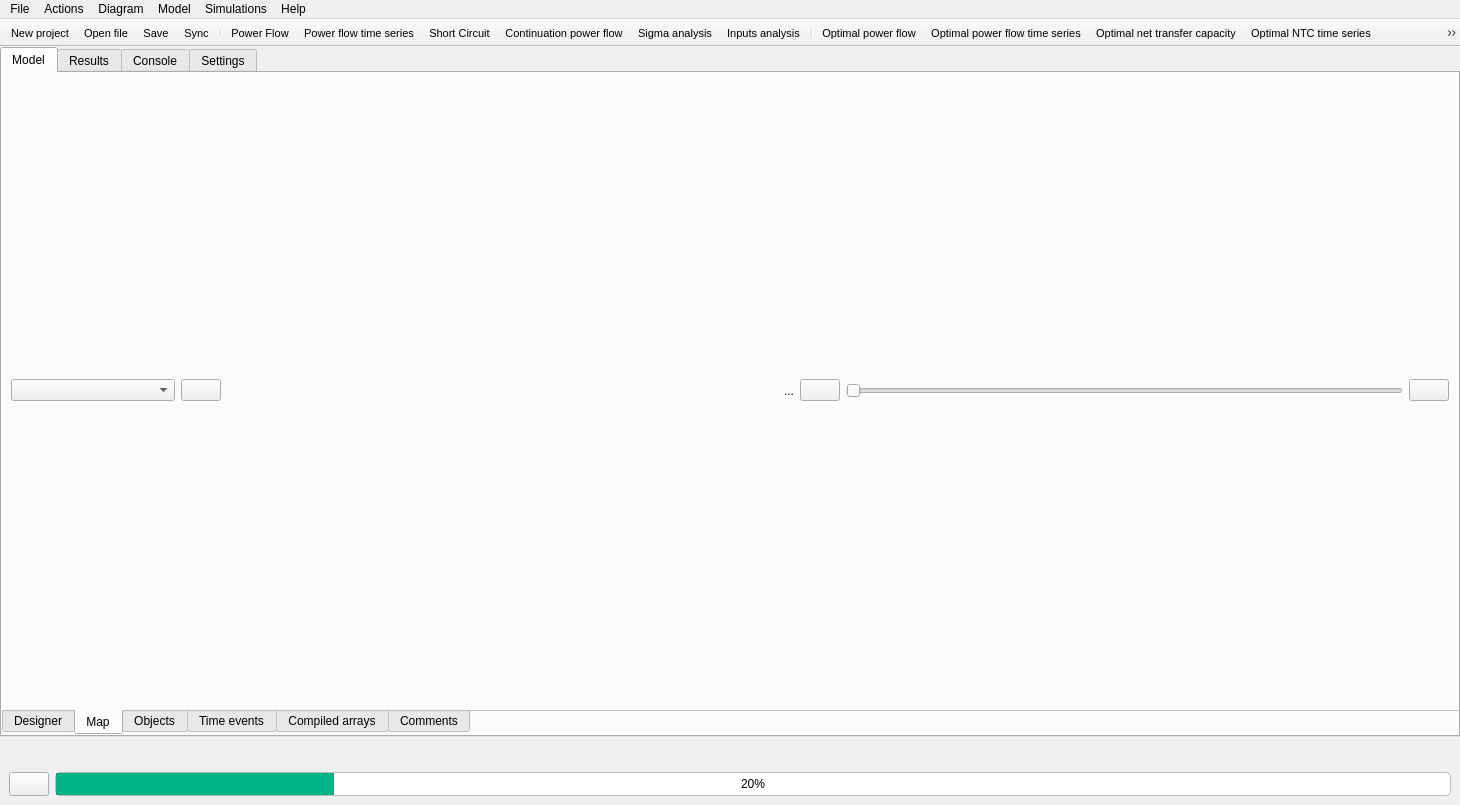
This is src/GridCal/Gui/Main/MainWindow.ui in SanPen/GridCal as Qt 5 draws it before an edit. The edited form follows.
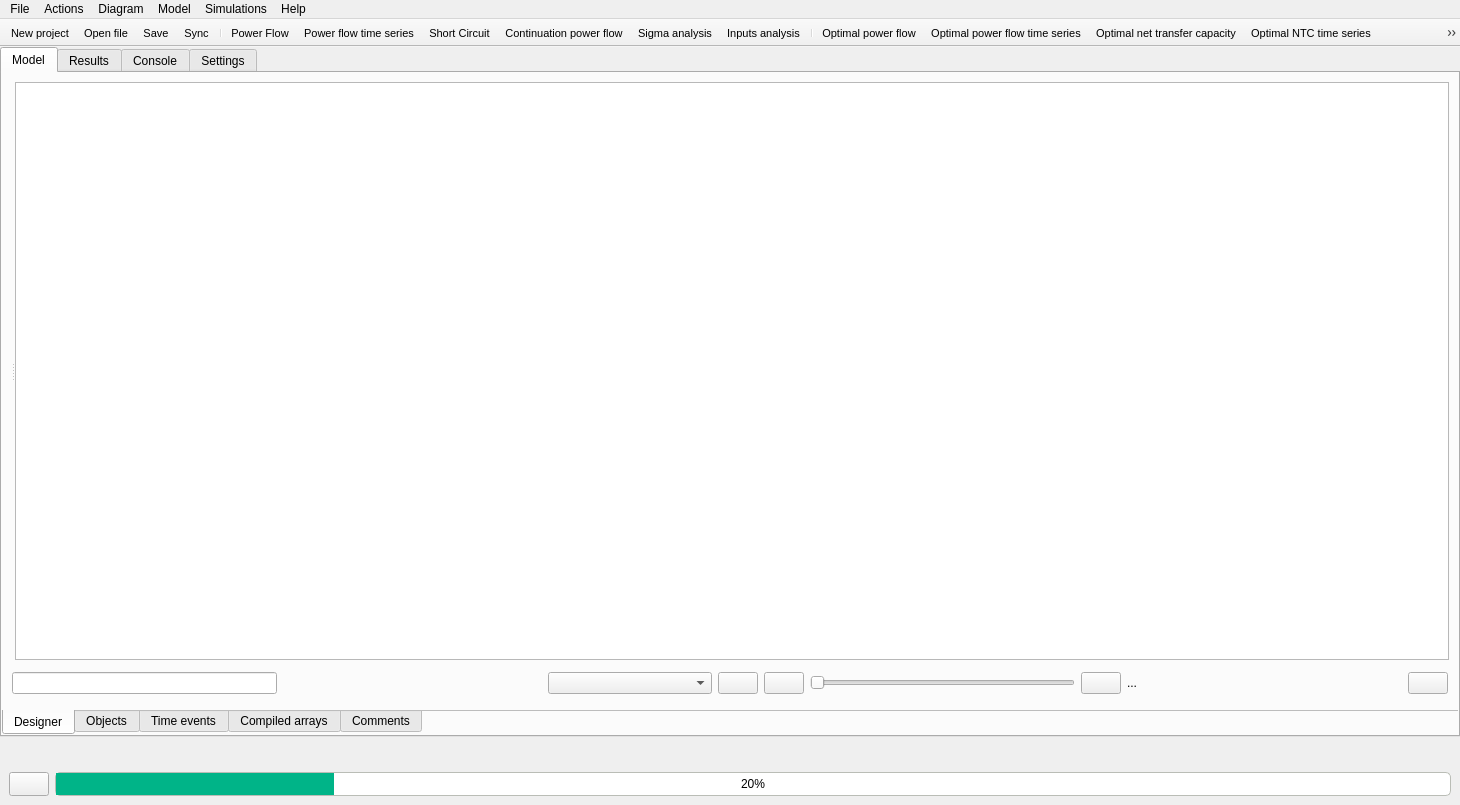
This is the edited form. The open tabs and pages were chosen to show the change. Icons and pictures are not drawn.

Commit message: Implemented the base decoupling of diagrams

```diff
--- a/src/GridCal/Gui/Main/MainWindow.ui
+++ b/src/GridCal/Gui/Main/MainWindow.ui
@@ -225,33 +225,7 @@
                   <property name="bottomMargin">
                    <number>1</number>
                   </property>
-                  <item row="1" column="4">
-                   <spacer name="horizontalSpacer_19">
-                    <property name="orientation">
-                     <enum>Qt::Horizontal</enum>
-                    </property>
-                    <property name="sizeHint" stdset="0">
-                     <size>
-                      <width>40</width>
-                      <height>20</height>
-                     </size>
-                    </property>
-                   </spacer>
-                  </item>
-                  <item row="1" column="1">
-                   <widget class="QComboBox" name="available_results_to_color_comboBox">
-                    <property name="minimumSize">
-                     <size>
-                      <width>164</width>
-                      <height>0</height>
-                     </size>
-                    </property>
-                    <property name="toolTip">
-                     <string>Available results</string>
-                    </property>
-                   </widget>
-                  </item>
-                  <item row="1" column="8">
+                  <item row="1" column="9">
                    <widget class="QPushButton" name="view_next_simulation_step_pushButton">
                     <property name="toolTip">
                      <string>Next</string>
@@ -265,14 +239,28 @@
                     </property>
                    </widget>
                   </item>
-                  <item row="1" column="7">
+                  <item row="1" column="8">
                    <widget class="QSlider" name="simulation_results_step_slider">
                     <property name="orientation">
                      <enum>Qt::Horizontal</enum>
                     </property>
                    </widget>
                   </item>
-                  <item row="1" column="3">
+                  <item row="1" column="12">
+                   <widget class="QPushButton" name="remove_diagram_button">
+                    <property name="toolTip">
+                     <string>Remove diagram</string>
+                    </property>
+                    <property name="text">
+                     <string/>
+                    </property>
+                    <property name="icon">
+                     <iconset resource="icons.qrc">
+                      <normaloff>:/Icons/icons/minus.svg</normaloff>:/Icons/icons/minus.svg</iconset>
+                    </property>
+                   </widget>
+                  </item>
+                  <item row="1" column="4">
                    <widget class="QPushButton" name="colour_results_pushButton">
                     <property name="toolTip">
                      <string>Color the grid with the selected study</string>
@@ -286,14 +274,20 @@
                     </property>
                    </widget>
                   </item>
-                  <item row="1" column="5">
-                   <widget class="QLabel" name="schematic_step_label">
-                    <property name="text">
-                     <string>...</string>
+                  <item row="1" column="2">
+                   <widget class="QComboBox" name="available_results_to_color_comboBox">
+                    <property name="minimumSize">
+                     <size>
+                      <width>164</width>
+                      <height>0</height>
+                     </size>
+                    </property>
+                    <property name="toolTip">
+                     <string>Available results</string>
                     </property>
                    </widget>
                   </item>
-                  <item row="1" column="9">
+                  <item row="1" column="11">
                    <spacer name="horizontalSpacer_2">
                     <property name="orientation">
                      <enum>Qt::Horizontal</enum>
@@ -306,7 +300,14 @@
                     </property>
                    </spacer>
                   </item>
-                  <item row="1" column="6">
+                  <item row="1" column="10">
+                   <widget class="QLabel" name="schematic_step_label">
+                    <property name="text">
+                     <string>...</string>
+                    </property>
+                   </widget>
+                  </item>
+                  <item row="1" column="7">
                    <widget class="QPushButton" name="view_previous_simulation_step_pushButton">
                     <property name="toolTip">
                      <string>Previous</string>
@@ -320,144 +321,27 @@
                     </property>
                    </widget>
                   </item>
-                  <item row="1" column="10">
-                   <widget class="QPushButton" name="remove_diagram_button">
-                    <property name="toolTip">
-                     <string>Remove diagram</string>
-                    </property>
-                    <property name="text">
-                     <string/>
-                    </property>
-                    <property name="icon">
-                     <iconset resource="icons.qrc">
-                      <normaloff>:/Icons/icons/minus.svg</normaloff>:/Icons/icons/minus.svg</iconset>
-                    </property>
-                   </widget>
-                  </item>
-                 </layout>
-                </widget>
-               </item>
-              </layout>
-             </widget>
-            </item>
-           </layout>
-          </widget>
-          <widget class="QWidget" name="MapTab">
-           <attribute name="icon">
-            <iconset resource="icons.qrc">
-             <normaloff>:/Icons/icons/map.svg</normaloff>:/Icons/icons/map.svg</iconset>
-           </attribute>
-           <attribute name="title">
-            <string>Map</string>
-           </attribute>
-           <layout class="QVBoxLayout" name="verticalLayout_35">
-            <item>
-             <layout class="QHBoxLayout" name="map_layout"/>
-            </item>
-            <item>
-             <widget class="QFrame" name="frame_69">
-              <property name="minimumSize">
-               <size>
-                <width>0</width>
-                <height>25</height>
-               </size>
-              </property>
-              <property name="maximumSize">
-               <size>
-                <width>16777215</width>
-                <height>25</height>
-               </size>
-              </property>
-              <property name="frameShape">
-               <enum>QFrame::NoFrame</enum>
-              </property>
-              <property name="frameShadow">
-               <enum>QFrame::Plain</enum>
-              </property>
-              <layout class="QHBoxLayout" name="horizontalLayout_35">
-               <property name="leftMargin">
-                <number>0</number>
-               </property>
-               <property name="topMargin">
-                <number>0</number>
-               </property>
-               <property name="rightMargin">
-                <number>0</number>
-               </property>
-               <property name="bottomMargin">
-                <number>0</number>
-               </property>
-               <item>
-                <widget class="QComboBox" name="available_results_to_color_map_comboBox">
-                 <property name="minimumSize">
-                  <size>
-                   <width>164</width>
-                   <height>0</height>
-                  </size>
-                 </property>
-                 <property name="toolTip">
-                  <string>Available results</string>
-                 </property>
-                </widget>
-               </item>
-               <item>
-                <widget class="QPushButton" name="draw_map_button">
-                 <property name="text">
-                  <string/>
-                 </property>
-                 <property name="icon">
-                  <iconset resource="icons.qrc">
-                   <normaloff>:/Icons/icons/show_color_controls.svg</normaloff>:/Icons/icons/show_color_controls.svg</iconset>
-                 </property>
-                </widget>
-               </item>
-               <item>
-                <spacer name="horizontalSpacer_25">
+                  <item row="1" column="1">
+                   <spacer name="horizontalSpacer_19">
                  <property name="orientation">
                   <enum>Qt::Horizontal</enum>
                  </property>
                  <property name="sizeHint" stdset="0">
                   <size>
-                   <width>472</width>
+                      <width>40</width>
                    <height>20</height>
                   </size>
                  </property>
                 </spacer>
                </item>
-               <item>
-                <widget class="QLabel" name="map_time_label">
-                 <property name="text">
-                  <string>...</string>
+                  <item row="1" column="0">
+                   <widget class="QLineEdit" name="grid_name_line_edit">
+                    <property name="toolTip">
+                     <string>Name of the grid model</string>
                  </property>
                 </widget>
                </item>
-               <item>
-                <widget class="QPushButton" name="view_previous_simulation_step_map_pushButton">
-                 <property name="text">
-                  <string/>
-                 </property>
-                 <property name="icon">
-                  <iconset resource="icons.qrc">
-                   <normaloff>:/Icons/icons/prev.svg</normaloff>:/Icons/icons/prev.svg</iconset>
-                 </property>
-                </widget>
-               </item>
-               <item>
-                <widget class="QSlider" name="map_time_horizontalSlider">
-                 <property name="orientation">
-                  <enum>Qt::Horizontal</enum>
-                 </property>
-                </widget>
-               </item>
-               <item>
-                <widget class="QPushButton" name="view_next_simulation_step_map_pushButton">
-                 <property name="text">
-                  <string/>
-                 </property>
-                 <property name="icon">
-                  <iconset resource="icons.qrc">
-                   <normaloff>:/Icons/icons/next.svg</normaloff>:/Icons/icons/next.svg</iconset>
-                 </property>
+                 </layout>
                 </widget>
                </item>
               </layout>
```
Left out of the diff: 508 changed lines with no effect on the pictures. Lines whose indentation alone changed are shown as unchanged. The commit also changes 10 other files.
